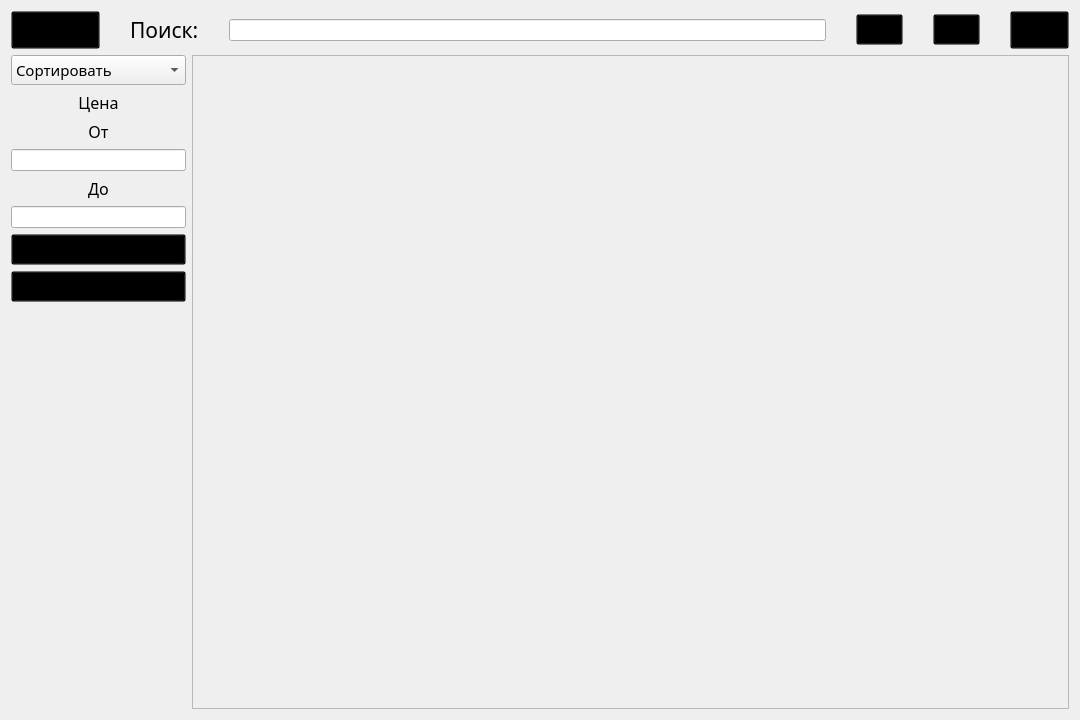
lirthu/kursach, file catalog.ui: the form before one commit.
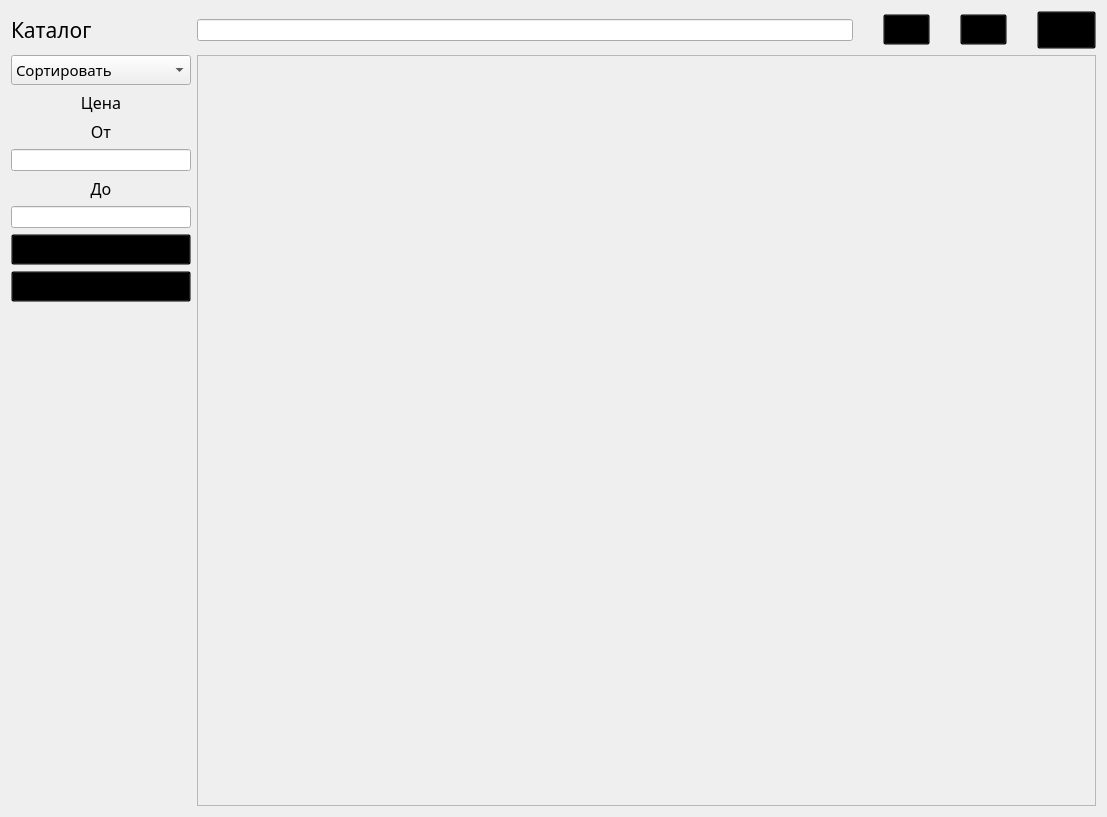
The form after the commit. Icons and pictures are not drawn.

```diff
--- a/catalog.ui
+++ b/catalog.ui
@@ -6,64 +6,21 @@
    <rect>
     <x>0</x>
     <y>0</y>
-    <width>1080</width>
-    <height>720</height>
+    <width>1107</width>
+    <height>817</height>
    </rect>
   </property>
   <property name="windowTitle">
-   <string>Каталог</string>
-  </property>
-  <property name="styleSheet">
-   <string notr="true"/>
+   <string>Form</string>
   </property>
   <layout class="QVBoxLayout" name="verticalLayout">
    <item>
+    <layout class="QGridLayout" name="gridLayout" columnstretch="1,5">
+     <item row="0" column="1">
     <layout class="QHBoxLayout" name="horizontalLayout">
      <property name="spacing">
       <number>30</number>
      </property>
-     <item>
-      <widget class="QPushButton" name="pushButton_4">
-       <property name="font">
-        <font>
-         <family>Segoe Print</family>
-         <pointsize>16</pointsize>
-         <underline>false</underline>
-        </font>
-       </property>
-       <property name="layoutDirection">
-        <enum>Qt::LeftToRight</enum>
-       </property>
-       <property name="styleSheet">
-        <string notr="true">background-color: transparent</string>
-       </property>
-       <property name="text">
-        <string>Каталог</string>
-       </property>
-       <property name="iconSize">
-        <size>
-         <width>48</width>
-         <height>48</height>
-        </size>
-       </property>
-      </widget>
-     </item>
-     <item>
-      <widget class="QLabel" name="label">
-       <property name="font">
-        <font>
-         <family>Segoe Print</family>
-         <pointsize>16</pointsize>
-        </font>
-       </property>
-       <property name="cursor">
-        <cursorShape>ArrowCursor</cursorShape>
-       </property>
-       <property name="text">
-        <string>Поиск:</string>
-       </property>
-      </widget>
-     </item>
      <item>
       <widget class="QLineEdit" name="lineEdit"/>
      </item>
@@ -153,9 +110,40 @@
      </item>
     </layout>
    </item>
-   <item>
-    <layout class="QHBoxLayout" name="horizontalLayout_2" stretch="1,5">
-     <item>
+     <item row="1" column="1">
+      <widget class="QScrollArea" name="scrollArea">
+       <property name="widgetResizable">
+        <bool>true</bool>
+       </property>
+       <widget class="QWidget" name="scrollAreaWidgetContents_2">
+        <property name="geometry">
+         <rect>
+          <x>0</x>
+          <y>0</y>
+          <width>884</width>
+          <height>731</height>
+         </rect>
+        </property>
+       </widget>
+      </widget>
+     </item>
+     <item row="0" column="0">
+      <widget class="QLabel" name="label_5">
+       <property name="font">
+        <font>
+         <family>Segoe Print</family>
+         <pointsize>16</pointsize>
+        </font>
+       </property>
+       <property name="cursor">
+        <cursorShape>ArrowCursor</cursorShape>
+       </property>
+       <property name="text">
+        <string>Каталог</string>
+       </property>
+      </widget>
+     </item>
+     <item row="1" column="0">
       <layout class="QVBoxLayout" name="verticalLayout_4" stretch="0,0,0,0,0,0,0,0,0">
        <property name="spacing">
         <number>6</number>
@@ -234,7 +222,7 @@
         </widget>
        </item>
        <item>
-        <widget class="QLineEdit" name="lineEdit_2"/>
+        <widget class="QLineEdit" name="lineEdit_3"/>
        </item>
        <item>
         <widget class="QLabel" name="label_4">
@@ -256,7 +244,7 @@
         </widget>
        </item>
        <item>
-        <widget class="QLineEdit" name="lineEdit_3"/>
+        <widget class="QLineEdit" name="lineEdit_4"/>
        </item>
        <item>
         <widget class="QPushButton" name="pushButton_5">
@@ -305,23 +293,6 @@
        </item>
       </layout>
      </item>
-     <item>
-      <widget class="QScrollArea" name="scrollArea">
-       <property name="widgetResizable">
-        <bool>true</bool>
-       </property>
-       <widget class="QWidget" name="scrollAreaWidgetContents">
-        <property name="geometry">
-         <rect>
-          <x>0</x>
-          <y>0</y>
-          <width>857</width>
-          <height>634</height>
-         </rect>
-        </property>
-       </widget>
-      </widget>
-     </item>
     </layout>
    </item>
   </layout>
```
Left out of the diff: 4 changed lines with no effect on the pictures. Lines whose indentation alone changed are shown as unchanged.
